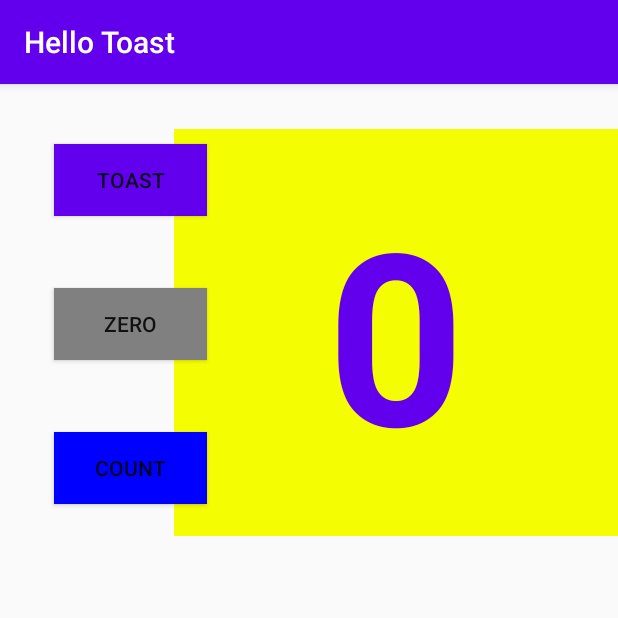
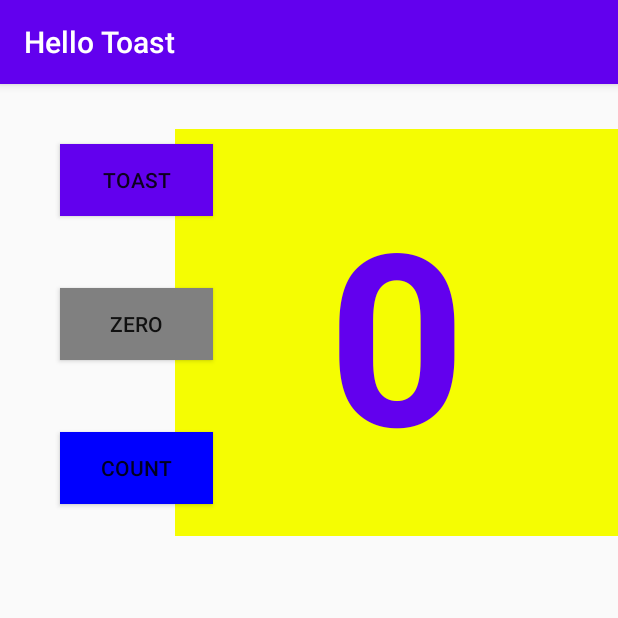
Before and after one commit to ZHUOXUANTEE/practical_1.2, an Android app: the screen it shows after launch (MainActivity), on a phone screen of 412 x 824 dp, the top half of it. Run offline under Robolectric (Android 15) with nearby library versions, the phone set to English and light mode, and no system bars.

Commit message:
COMMIT BY:Tee Zhuo Xuan

```diff
--- a/app/src/main/java/com/example/practical_12_parta/MainActivity.java
+++ b/app/src/main/java/com/example/practical_12_parta/MainActivity.java
@@ -51,7 +51,7 @@ public class MainActivity extends AppCompatActivity {
         resultText.setText("0");
     }
 
-
+//oiiiiii
 
     private void initializeUI() {
         countBtn = findViewById(R.id.countBtn);
--- a/app/src/main/res/layout-sw600dp/activity_main.xml
+++ b/app/src/main/res/layout-sw600dp/activity_main.xml
@@ -41,7 +41,7 @@
     <TextView
         android:id="@+id/resultText"
         android:layout_width="match_parent"
-        android:layout_height="708dp"
+        android:layout_height="1206dp"
         android:background="#F5FD02"
         android:gravity="center_horizontal|center_vertical"
         android:text="0"
@@ -49,6 +49,6 @@
         android:textSize="200sp"
         android:textStyle="bold"
         app:layout_constraintTop_toBottomOf="@+id/countBtn"
-        tools:layout_editor_absoluteX="46dp" />
+        tools:layout_editor_absoluteX="-5dp" />
 
 </androidx.constraintlayout.widget.ConstraintLayout>
--- a/app/src/main/res/layout/activity_main.xml
+++ b/app/src/main/res/layout/activity_main.xml
@@ -7,24 +7,11 @@
     tools:context=".MainActivity">
 
     <Button
-        android:id="@+id/resetbtn"
-        android:layout_width="102dp"
-        android:layout_height="wrap_content"
-        android:layout_marginStart="36dp"
-        android:layout_marginLeft="36dp"
-        android:layout_marginTop="48dp"
-        android:background="@color/colorGray"
-        android:onClick="reset"
-        android:text="@string/btnReset"
-        app:layout_constraintStart_toStartOf="parent"
-        app:layout_constraintTop_toBottomOf="@+id/msgBtn" />
-
-    <Button
         android:id="@+id/msgBtn"
         android:layout_width="102dp"
         android:layout_height="wrap_content"
-        android:layout_marginStart="36dp"
-        android:layout_marginLeft="32dp"
+        android:layout_marginStart="40dp"
+        android:layout_marginLeft="40dp"
         android:layout_marginTop="40dp"
         android:background="?attr/colorPrimary"
         android:text="@string/btnToast"
@@ -35,13 +22,26 @@
         android:id="@+id/countBtn"
         android:layout_width="102dp"
         android:layout_height="wrap_content"
-        android:layout_marginStart="36dp"
-        android:layout_marginLeft="36dp"
+        android:layout_marginStart="40dp"
+        android:layout_marginLeft="40dp"
         android:layout_marginTop="48dp"
         android:background="@color/colorLighBlue"
         android:text="@string/btnCount"
         app:layout_constraintStart_toStartOf="parent"
         app:layout_constraintTop_toBottomOf="@+id/resetbtn" />
+
+    <Button
+        android:id="@+id/resetbtn"
+        android:layout_width="102dp"
+        android:layout_height="wrap_content"
+        android:layout_marginStart="40dp"
+        android:layout_marginLeft="40dp"
+        android:layout_marginTop="48dp"
+        android:background="@color/colorGray"
+        android:onClick="reset"
+        android:text="@string/btnReset"
+        app:layout_constraintStart_toStartOf="parent"
+        app:layout_constraintTop_toBottomOf="@+id/msgBtn" />
 
     <TextView
         android:id="@+id/resultText"
```
